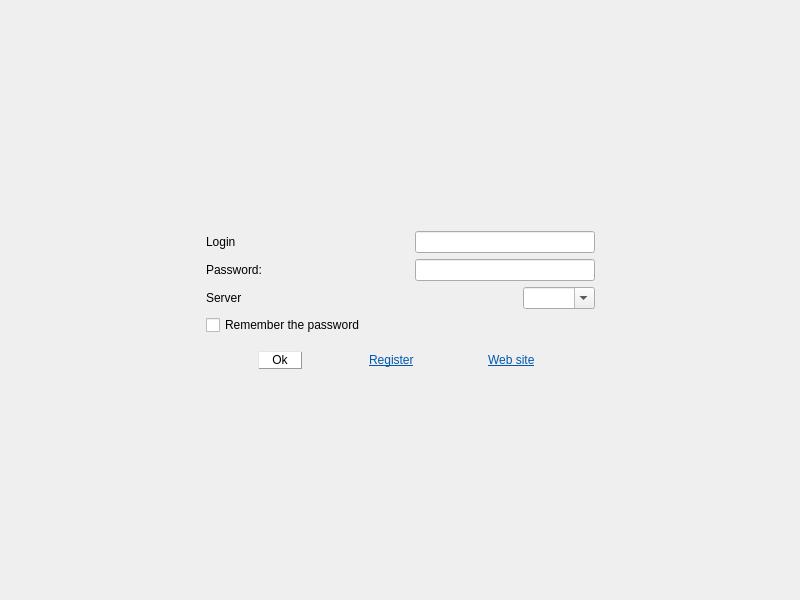
This is client/multi-server/mainwindow.ui in alphaonex86/CatchChallenger as Qt 5 draws it before an edit. The edited form follows.
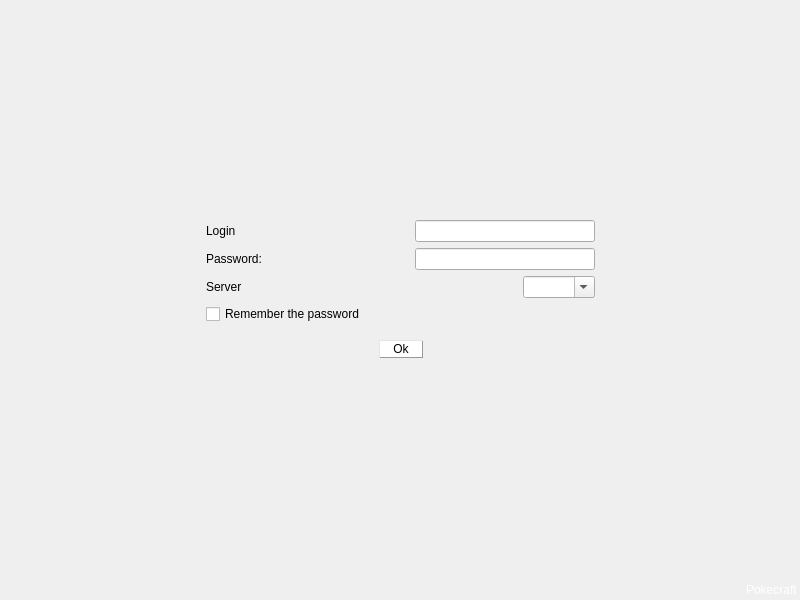
This is the edited form. Icons and pictures are not drawn.

Diff of the .ui file:
```diff
--- a/client/multi-server/mainwindow.ui
+++ b/client/multi-server/mainwindow.ui
@@ -332,68 +332,6 @@
                     </property>
                    </spacer>
                   </item>
-                  <item>
-                   <widget class="QLabel" name="label_login_register">
-                    <property name="styleSheet">
-                     <string notr="true">background-image: url(:/images/light-white.png);
-padding: 0 5px;</string>
-                    </property>
-                    <property name="text">
-                     <string>&lt;!DOCTYPE HTML PUBLIC &quot;-//W3C//DTD HTML 4.0//EN&quot; &quot;http://www.w3.org/TR/REC-html40/strict.dtd&quot;&gt;
-&lt;html&gt;&lt;head&gt;&lt;meta name=&quot;qrichtext&quot; content=&quot;1&quot; /&gt;&lt;style type=&quot;text/css&quot;&gt;
-p, li { white-space: pre-wrap; }
-&lt;/style&gt;&lt;/head&gt;&lt;body style=&quot; font-family:'Sans Serif'; font-size:9pt; font-weight:400; font-style:normal;&quot;&gt;
-&lt;p style=&quot; margin-top:0px; margin-bottom:0px; margin-left:0px; margin-right:0px; -qt-block-indent:0; text-indent:0px;&quot;&gt;&lt;a href=&quot;https://pokecraft.first-world.info/ucp.php?mode=register&quot;&gt;&lt;span style=&quot; text-decoration: underline; color:#0057ae;&quot;&gt;Register&lt;/span&gt;&lt;/a&gt;&lt;/p&gt;&lt;/body&gt;&lt;/html&gt;</string>
-                    </property>
-                    <property name="openExternalLinks">
-                     <bool>true</bool>
-                    </property>
-                   </widget>
-                  </item>
-                  <item>
-                   <spacer name="horizontalSpacer_login_6">
-                    <property name="orientation">
-                     <enum>Qt::Horizontal</enum>
-                    </property>
-                    <property name="sizeHint" stdset="0">
-                     <size>
-                      <width>40</width>
-                      <height>20</height>
-                     </size>
-                    </property>
-                   </spacer>
-                  </item>
-                  <item>
-                   <widget class="QLabel" name="label_login_website">
-                    <property name="styleSheet">
-                     <string notr="true">background-image: url(:/images/light-white.png);
-padding: 0 5px;</string>
-                    </property>
-                    <property name="text">
-                     <string>&lt;!DOCTYPE HTML PUBLIC &quot;-//W3C//DTD HTML 4.0//EN&quot; &quot;http://www.w3.org/TR/REC-html40/strict.dtd&quot;&gt;
-&lt;html&gt;&lt;head&gt;&lt;meta name=&quot;qrichtext&quot; content=&quot;1&quot; /&gt;&lt;style type=&quot;text/css&quot;&gt;
-p, li { white-space: pre-wrap; }
-&lt;/style&gt;&lt;/head&gt;&lt;body style=&quot; font-family:'Sans Serif'; font-size:9pt; font-weight:400; font-style:normal;&quot;&gt;
-&lt;p style=&quot; margin-top:0px; margin-bottom:0px; margin-left:0px; margin-right:0px; -qt-block-indent:0; text-indent:0px;&quot;&gt;&lt;a href=&quot;https://pokecraft.first-world.info/ucp.php?mode=register&quot;&gt;&lt;span style=&quot; text-decoration: underline; color:#0057ae;&quot;&gt;Web site&lt;/span&gt;&lt;/a&gt;&lt;/p&gt;&lt;/body&gt;&lt;/html&gt;</string>
-                    </property>
-                    <property name="openExternalLinks">
-                     <bool>true</bool>
-                    </property>
-                   </widget>
-                  </item>
-                  <item>
-                   <spacer name="horizontalSpacer_login_4">
-                    <property name="orientation">
-                     <enum>Qt::Horizontal</enum>
-                    </property>
-                    <property name="sizeHint" stdset="0">
-                     <size>
-                      <width>40</width>
-                      <height>20</height>
-                     </size>
-                    </property>
-                   </spacer>
-                  </item>
                  </layout>
                 </item>
                </layout>
@@ -430,6 +368,30 @@
           </property>
          </spacer>
         </item>
+        <item>
+         <layout class="QHBoxLayout" name="horizontalLayout_3">
+          <item>
+           <spacer name="horizontalSpacer_2">
+            <property name="orientation">
+             <enum>Qt::Horizontal</enum>
+            </property>
+            <property name="sizeHint" stdset="0">
+             <size>
+              <width>40</width>
+              <height>20</height>
+             </size>
+            </property>
+           </spacer>
+          </item>
+          <item>
+           <widget class="QLabel" name="label_pokecraft_link">
+            <property name="text">
+             <string>&lt;a href=&quot;http://pokecraft.first-world.info/&quot;&gt;&lt;span style=&quot;color:#FFF;text-decoration:none;&quot;&gt;Pokecraft&lt;/span&gt;&lt;/a&gt; &lt;!-- (Don't remove please) --&gt;</string>
+            </property>
+           </widget>
+          </item>
+         </layout>
+        </item>
        </layout>
       </widget>
      </widget>
```
